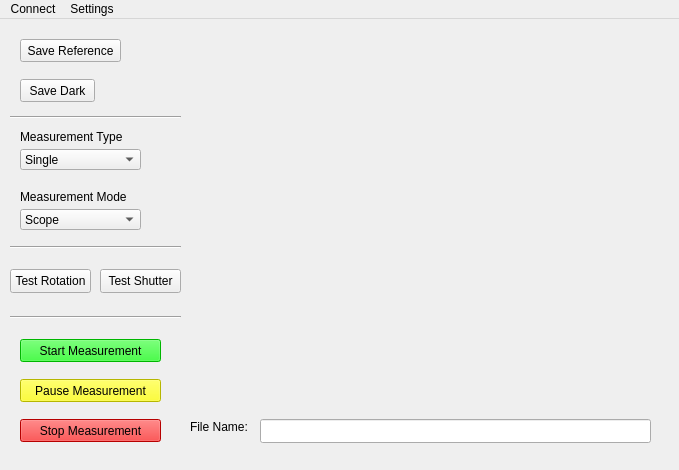
First picture: the form in Avasoft_thorlabs_kikkare/main_window.ui, repository AlwaysLati/thorlabs_rotation_stage_controller, before the edit.
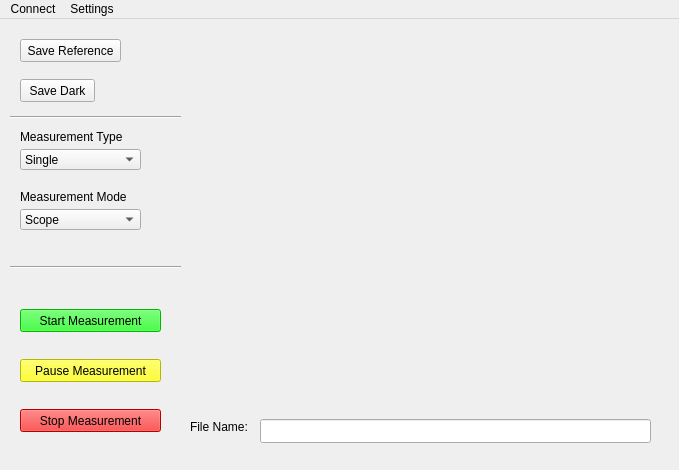
Second picture: the form after the edit. Custom widgets are drawn as their Qt base class.

What changed in the file:
```diff
--- a/Avasoft_thorlabs_kikkare/main_window.ui
+++ b/Avasoft_thorlabs_kikkare/main_window.ui
@@ -18,7 +18,7 @@
     <property name="geometry">
      <rect>
       <x>20</x>
-      <y>320</y>
+      <y>290</y>
       <width>141</width>
       <height>23</height>
      </rect>
@@ -45,7 +45,7 @@
     <property name="geometry">
      <rect>
       <x>20</x>
-      <y>400</y>
+      <y>390</y>
       <width>141</width>
       <height>23</height>
      </rect>
@@ -126,37 +126,11 @@
      </rect>
     </property>
    </widget>
-   <widget class="QPushButton" name="testRotBtn">
-    <property name="geometry">
-     <rect>
-      <x>10</x>
-      <y>250</y>
-      <width>81</width>
-      <height>24</height>
-     </rect>
-    </property>
-    <property name="text">
-     <string>Test Rotation</string>
-    </property>
-   </widget>
-   <widget class="QPushButton" name="testShutterBtn">
-    <property name="geometry">
-     <rect>
-      <x>100</x>
-      <y>250</y>
-      <width>81</width>
-      <height>24</height>
-     </rect>
-    </property>
-    <property name="text">
-     <string>Test Shutter</string>
-    </property>
-   </widget>
    <widget class="QPushButton" name="PauseMeasBtn">
     <property name="geometry">
      <rect>
       <x>20</x>
-      <y>360</y>
+      <y>340</y>
       <width>141</width>
       <height>23</height>
      </rect>
@@ -257,20 +231,7 @@
     <property name="geometry">
      <rect>
       <x>10</x>
-      <y>290</y>
-      <width>171</width>
-      <height>16</height>
-     </rect>
-    </property>
-    <property name="orientation">
-     <enum>Qt::Orientation::Horizontal</enum>
-    </property>
-   </widget>
-   <widget class="Line" name="line_2">
-    <property name="geometry">
-     <rect>
-      <x>10</x>
-      <y>220</y>
+      <y>240</y>
       <width>171</width>
       <height>16</height>
      </rect>
```
Left out of the diff: 6 changed lines with no effect on the pictures.
